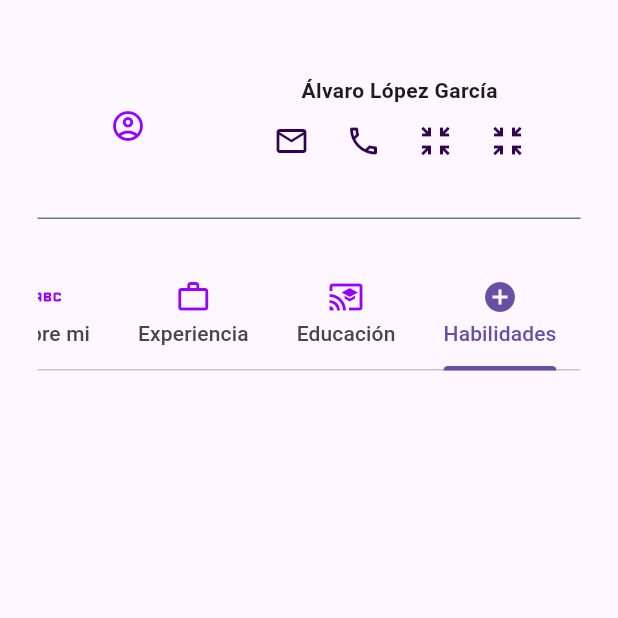
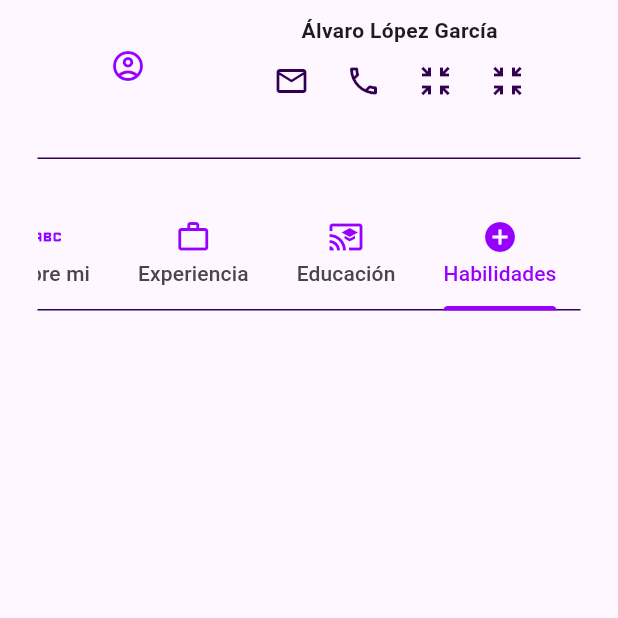
Before and after one commit to alvarolg2/cv_responsive, a Flutter app: the screen it shows after launch, tab 4 chosen, on a phone screen of 412 x 824 dp, the top half of it. Run offline on Flutter 3.47's test engine with Material 3 defaults, Android fonts, the phone set to English and light mode, and no system bars; our stand-ins replace stacked, stacked_services, stacked_shared.

Commit message:
add scroll for experience and education

```diff
--- a/lib/main.dart
+++ b/lib/main.dart
@@ -31,6 +31,11 @@ class MainApp extends StatelessWidget {
         primaryColor: kcPrimaryColor,
         primaryColorDark: kcPrimaryColorDark,
         iconTheme: const IconThemeData(color: kcPrimaryColor),
+        tabBarTheme: const TabBarTheme(
+          labelColor: kcPrimaryColor,
+          dividerColor: kcPrimaryColorDark,
+          indicatorColor: kcPrimaryColor
+        )
       ),
     );
   }
--- a/lib/ui/common/ui_helpers.dart
+++ b/lib/ui/common/ui_helpers.dart
@@ -1,4 +1,5 @@
 import 'dart:math';
+import 'package:cv_responsive/ui/common/app_colors.dart';
 import 'package:flutter/material.dart';
 
 // PADDING
@@ -32,7 +33,7 @@ const Widget verticalSpaceMassive = SizedBox(height: _massiveSize);
 Widget spacedDivider = const Column(
   children: <Widget>[
     verticalSpaceMedium,
-    Divider(color: Colors.blueGrey, height: 5.0),
+    Divider(color: kcPrimaryColorDark, height: 5.0),
     verticalSpaceMedium,
   ],
 );
--- a/lib/ui/views/education/education_view.dart
+++ b/lib/ui/views/education/education_view.dart
@@ -15,7 +15,8 @@ class EducationView extends StackedView<EducationViewModel> {
     EducationViewModel viewModel,
     Widget? child,
   ) {
-    return Padding(
+    return const SingleChildScrollView(
+      child: Padding(
         padding: EdgeInsets.symmetric(vertical: smallPadding),
         child: Column(
           children: [
@@ -38,6 +39,7 @@ class EducationView extends StackedView<EducationViewModel> {
             ),
           ],
         ),
+      ),
     );
   }
 
--- a/lib/ui/views/experience/experience_view.dart
+++ b/lib/ui/views/experience/experience_view.dart
@@ -15,7 +15,8 @@ class ExperienceView extends StackedView<ExperienceViewModel> {
     ExperienceViewModel viewModel,
     Widget? child,
   ) {
-    return const Padding(
+    return const SingleChildScrollView(
+      child: Padding(
         padding: EdgeInsets.symmetric(vertical: smallPadding),
         child: Column(
           children: [
@@ -38,6 +39,7 @@ class ExperienceView extends StackedView<ExperienceViewModel> {
             ),
           ],
         ),
+      ),
     );
   }
 
--- a/lib/ui/views/home/home_view.dart
+++ b/lib/ui/views/home/home_view.dart
@@ -29,7 +29,7 @@ class HomeView extends StackedView<HomeViewModel> {
                 mainAxisSize: MainAxisSize.max,
                 mainAxisAlignment: MainAxisAlignment.start,
                 children: [
-                  verticalSpaceLarge,
+                  verticalSpaceSmall,
                   Row(
                     children: [
                       const Expanded(
--- a/lib/ui/views/skill/skill_view.dart
+++ b/lib/ui/views/skill/skill_view.dart
@@ -12,11 +12,7 @@ class SkillView extends StackedView<SkillViewModel> {
     SkillViewModel viewModel,
     Widget? child,
   ) {
-    return Scaffold(
-      backgroundColor: Theme.of(context).colorScheme.background,
-      body: Container(
-        padding: const EdgeInsets.only(left: 25.0, right: 25.0),
-      ),
+    return Container(
     );
   }
 
```
Lines whose indentation alone changed are shown as unchanged.
